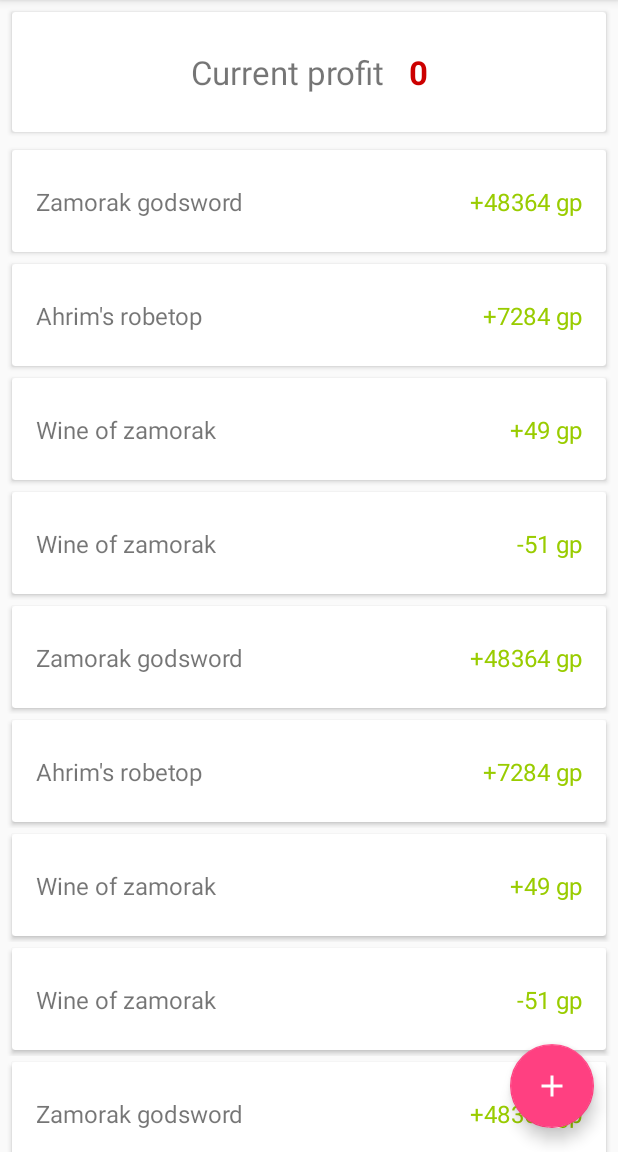
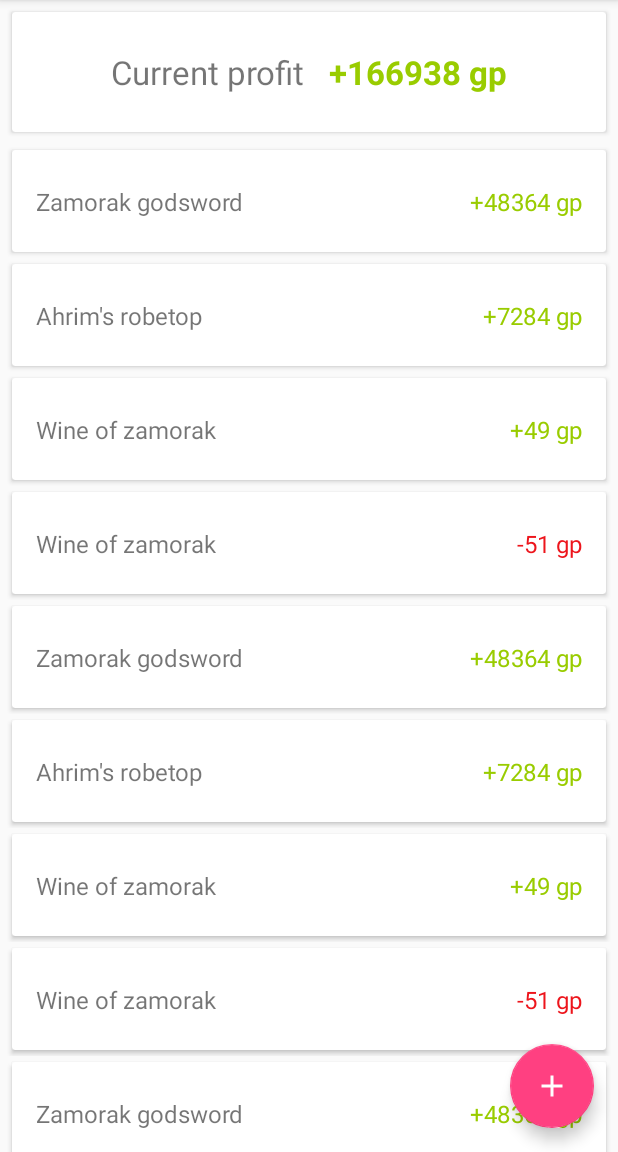
Before and after one commit to michielglibert/rsgptracker, an Android app: the screen it shows after launch (MainActivity), in the side drawer, after a tap on "Flipping", on a phone screen of 412 x 824 dp, the part 84-1236 px from its top. Run offline under Robolectric (Android 15) with nearby library versions, the phone set to English and light mode, and no system bars.

Commit message:
Fixed profit indicato,added changing colours and fab hides
- Fixed profit indicator
- Added changing colors for negative and positive profit
- Fab hides when scrolling so everything of the recyclerview can be viewed

```diff
--- a/app/src/main/java/com/example/michielglibert/runescapegptracker/adapters/FlipAdapter.kt
+++ b/app/src/main/java/com/example/michielglibert/runescapegptracker/adapters/FlipAdapter.kt
@@ -1,6 +1,8 @@
 package com.example.michielglibert.runescapegptracker.adapters
 
 import android.content.Context
+import android.content.res.ColorStateList
+import android.graphics.Color
 import android.support.v7.widget.RecyclerView
 import android.view.LayoutInflater
 import android.view.View
@@ -28,7 +30,8 @@ class FlipAdapter(val items: List<Flip>, val listener: (Flip) -> Unit) : Recycle
         fun bind(item: Flip, listener: (Flip) -> Unit) = with(itemView) {
             txtFlipName.setText(item.name)
             val profit = item.calculateProfit()
-            txtProfit.setText(if (profit > 0) "+$profit gp" else "$profit gp")
+            txtProfit.text = if (profit > 0) "+$profit gp" else "$profit gp"
+            if (profit < 0 ) txtProfit.setTextColor(Color.parseColor("#ed151c"))
             setOnClickListener { listener(item) }
         }
     }
--- a/app/src/main/java/com/example/michielglibert/runescapegptracker/fragments/FlippingFragment.kt
+++ b/app/src/main/java/com/example/michielglibert/runescapegptracker/fragments/FlippingFragment.kt
@@ -1,11 +1,14 @@
 package com.example.michielglibert.runescapegptracker.fragments
 
+import android.graphics.Color
 import android.os.Bundle
 import android.support.v4.app.Fragment
 import android.support.v7.widget.LinearLayoutManager
+import android.support.v7.widget.RecyclerView
 import android.view.LayoutInflater
 import android.view.View
 import android.view.ViewGroup
+import android.widget.AbsListView
 import android.widget.LinearLayout
 import android.widget.Toast
 
@@ -35,13 +38,20 @@ class FlippingFragment : Fragment() {
         rvFlips.adapter = FlipAdapter(items) {
             Toast.makeText(context, "Clicked ${it.name}", Toast.LENGTH_SHORT).show()
         }
+        rvFlips.addOnScrollListener(object: RecyclerView.OnScrollListener() {
+            override fun onScrolled(recyclerView: RecyclerView?, dx: Int, dy: Int) {
+                if (dy > 0) fabAddFlip.hide() else if (dy < 0) fabAddFlip.show()
+            }
+        })
 
-        txtFlippingProfit.text = calculateProfit().toString()
+        txtFlippingProfit.text =
+                if (calculateProfit() > 0) "+${calculateProfit().toString()} gp"
+                else "${calculateProfit().toString()} gp"
     }
 
     fun calculateProfit(): Int {
         var sum = 0
-        items.forEach { sum + it.calculateProfit() }
+        items.forEach { sum += it.calculateProfit() }
         return sum
     }
 
--- a/app/src/main/res/layout/fragment_flipping.xml
+++ b/app/src/main/res/layout/fragment_flipping.xml
@@ -6,6 +6,12 @@
     tools:context="com.example.michielglibert.runescapegptracker.fragments.FlippingFragment">
 
     <!-- TODO: Update blank fragment layout -->
+
+    <android.support.constraint.ConstraintLayout
+        android:layout_width="match_parent"
+        android:layout_height="56dp">
+
+    </android.support.constraint.ConstraintLayout>
 
     <android.support.v7.widget.CardView
         android:id="@+id/cardView"
@@ -45,7 +51,7 @@
                 android:layout_marginEnd="8dp"
                 android:layout_marginStart="8dp"
                 android:text="-2.147.483.647gp"
-                android:textColor="@android:color/holo_red_dark"
+                android:textColor="@android:color/holo_green_light"
                 android:textSize="22sp"
                 android:textStyle="bold"
                 app:layout_constraintBaseline_toBaselineOf="@+id/textView2"
--- a/app/src/main/res/values/colors.xml
+++ b/app/src/main/res/values/colors.xml
@@ -2,5 +2,5 @@
 <resources>
     <color name="colorPrimary">#3F51B5</color>
     <color name="colorPrimaryDark">#303F9F</color>
-    <color name="colorAccent">#FF4081</color>
+    <color name="colorAccent">#ff4081</color>
 </resources>
```
